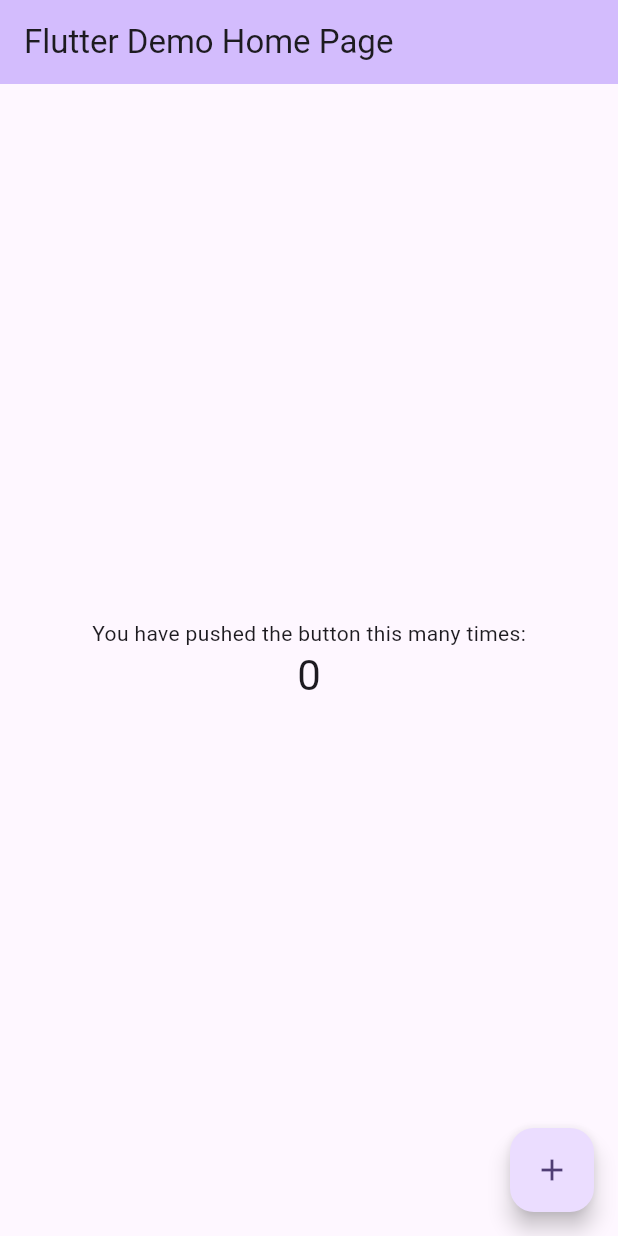
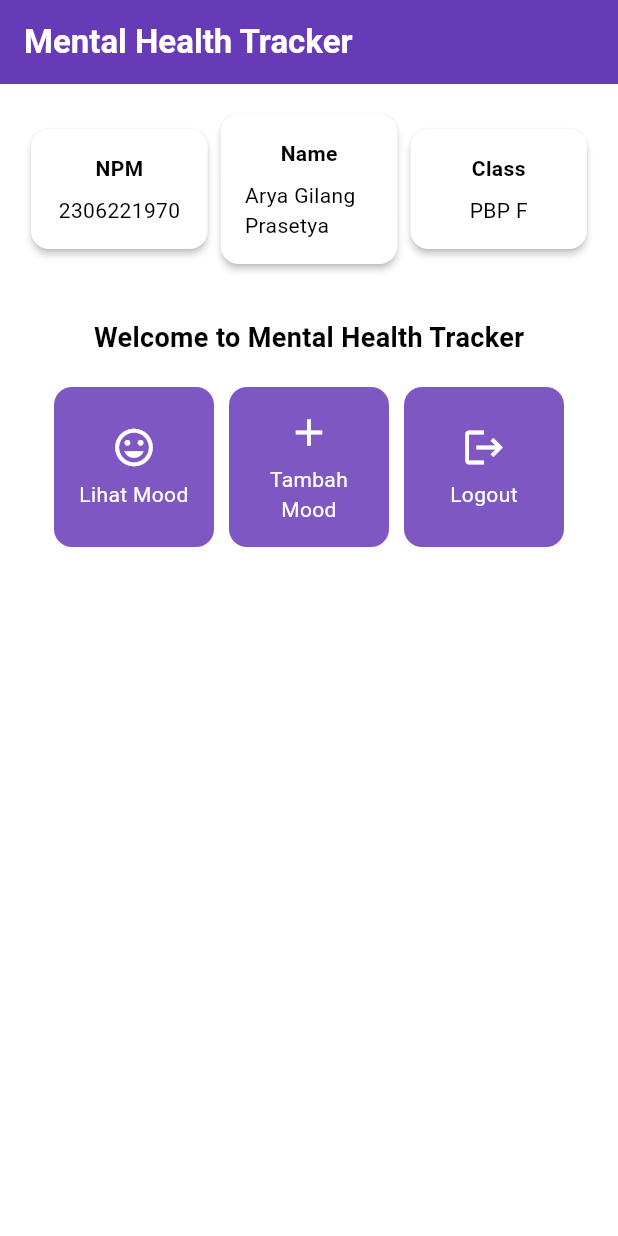
Before and after one commit to AryaGilangP/mental-health-tracker-mobile, a Flutter app: the screen it shows after launch, on a phone screen of 412 x 824 dp. Run offline on Flutter 3.47's test engine with Material 3 defaults, Android fonts, the phone set to English and light mode, and no system bars.

Commit message:
selesai tutorial 6

```diff
--- a/mental_health_tracker/lib/main.dart
+++ b/mental_health_tracker/lib/main.dart
@@ -1,4 +1,5 @@
 import 'package:flutter/material.dart';
+import 'package:mental_health_tracker/menu.dart';
 
 void main() {
   runApp(const MyApp());
@@ -7,119 +8,16 @@ void main() {
 class MyApp extends StatelessWidget {
   const MyApp({super.key});
 
-  // This widget is the root of your application.
   @override
   Widget build(BuildContext context) {
     return MaterialApp(
       title: 'Flutter Demo',
       theme: ThemeData(
-        // This is the theme of your application.
-        //
-        // TRY THIS: Try running your application with "flutter run". You'll see
-        // the application has a purple toolbar. Then, without quitting the app,
-        // try changing the seedColor in the colorScheme below to Colors.green
-        // and then invoke "hot reload" (save your changes or press the "hot
-        // reload" button in a Flutter-supported IDE, or press "r" if you used
-        // the command line to start the app).
-        //
-        // Notice that the counter didn't reset back to zero; the application
-        // state is not lost during the reload. To reset the state, use hot
-        // restart instead.
-        //
-        // This works for code too, not just values: Most code changes can be
-        // tested with just a hot reload.
-        colorScheme: ColorScheme.fromSeed(seedColor: Colors.deepPurple),
-        useMaterial3: true,
+        colorScheme: ColorScheme.fromSwatch(
+          primarySwatch: Colors.deepPurple,
+        ).copyWith(secondary: Colors.deepPurple[400]),
       ),
-      home: const MyHomePage(title: 'Flutter Demo Home Page'),
+      home: MyHomePage(),  // Menggunakan MyHomePage() tanpa const dan title
     );
   }
 }
-
-class MyHomePage extends StatefulWidget {
-  const MyHomePage({super.key, required this.title});
-
-  // This widget is the home page of your application. It is stateful, meaning
-  // that it has a State object (defined below) that contains fields that affect
-  // how it looks.
-
-  // This class is the configuration for the state. It holds the values (in this
-  // case the title) provided by the parent (in this case the App widget) and
-  // used by the build method of the State. Fields in a Widget subclass are
-  // always marked "final".
-
-  final String title;
-
-  @override
-  State<MyHomePage> createState() => _MyHomePageState();
-}
-
-class _MyHomePageState extends State<MyHomePage> {
-  int _counter = 0;
-
-  void _incrementCounter() {
-    setState(() {
-      // This call to setState tells the Flutter framework that something has
-      // changed in this State, which causes it to rerun the build method below
-      // so that the display can reflect the updated values. If we changed
-      // _counter without calling setState(), then the build method would not be
-      // called again, and so nothing would appear to happen.
-      _counter++;
-    });
-  }
-
-  @override
-  Widget build(BuildContext context) {
-    // This method is rerun every time setState is called, for instance as done
-    // by the _incrementCounter method above.
-    //
-    // The Flutter framework has been optimized to make rerunning build methods
-    // fast, so that you can just rebuild anything that needs updating rather
-    // than having to individually change instances of widgets.
-    return Scaffold(
-      appBar: AppBar(
-        // TRY THIS: Try changing the color here to a specific color (to
-        // Colors.amber, perhaps?) and trigger a hot reload to see the AppBar
-        // change color while the other colors stay the same.
-        backgroundColor: Theme.of(context).colorScheme.inversePrimary,
-        // Here we take the value from the MyHomePage object that was created by
-        // the App.build method, and use it to set our appbar title.
-        title: Text(widget.title),
-      ),
-      body: Center(
-        // Center is a layout widget. It takes a single child and positions it
-        // in the middle of the parent.
-        child: Column(
-          // Column is also a layout widget. It takes a list of children and
-          // arranges them vertically. By default, it sizes itself to fit its
-          // children horizontally, and tries to be as tall as its parent.
-          //
-          // Column has various properties to control how it sizes itself and
-          // how it positions its children. Here we use mainAxisAlignment to
-          // center the children vertically; the main axis here is the vertical
-          // axis because Columns are vertical (the cross axis would be
-          // horizontal).
-          //
-          // TRY THIS: Invoke "debug painting" (choose the "Toggle Debug Paint"
-          // action in the IDE, or press "p" in the console), to see the
-          // wireframe for each widget.
-          mainAxisAlignment: MainAxisAlignment.center,
-          children: <Widget>[
-            const Text(
-              'You have pushed the button this many times:',
-            ),
-            Text(
-              '$_counter',
-              style: Theme.of(context).textTheme.headlineMedium,
-            ),
-          ],
-        ),
-      ),
-      floatingActionButton: FloatingActionButton(
-        onPressed: _incrementCounter,
-        tooltip: 'Increment',
-        child: const Icon(Icons.add),
-      ), // This trailing comma makes auto-formatting nicer for build methods.
-    );
-  }
-}
--- /dev/null
+++ b/mental_health_tracker/lib/menu.dart
@@ -0,0 +1,186 @@
+import 'package:flutter/material.dart';
+
+class MyHomePage extends StatelessWidget {
+  final String npm = '2306221970'; // NPM
+  final String name = 'Arya Gilang Prasetya'; // Nama
+  final String className = 'PBP F'; // Kelas
+  final List<ItemHomepage> items = [
+         ItemHomepage("Lihat Mood", Icons.mood),
+         ItemHomepage("Tambah Mood", Icons.add),
+         ItemHomepage("Logout", Icons.logout),
+     ];
+  MyHomePage({super.key});
+
+  @override
+  Widget build(BuildContext context) {
+    // Scaffold menyediakan struktur dasar halaman dengan AppBar dan body.
+    return Scaffold(
+      // AppBar adalah bagian atas halaman yang menampilkan judul.
+      appBar: AppBar(
+        // Judul aplikasi "Mental Health Tracker" dengan teks putih dan tebal.
+        title: const Text(
+          'Mental Health Tracker',
+          style: TextStyle(
+            color: Colors.white,
+            fontWeight: FontWeight.bold,
+          ),
+        ),
+        // Warna latar belakang AppBar diambil dari skema warna tema aplikasi.
+        backgroundColor: Theme.of(context).colorScheme.primary,
+      ),
+      // Body halaman dengan padding di sekelilingnya.
+      body: Padding(
+        padding: const EdgeInsets.all(16.0),
+        // Menyusun widget secara vertikal dalam sebuah kolom.
+        child: Column(
+          crossAxisAlignment: CrossAxisAlignment.center,
+          children: [
+            // Row untuk menampilkan 3 InfoCard secara horizontal.
+            Row(
+              mainAxisAlignment: MainAxisAlignment.spaceEvenly,
+              children: [
+                InfoCard(title: 'NPM', content: npm),
+                InfoCard(title: 'Name', content: name),
+                InfoCard(title: 'Class', content: className),
+              ],
+            ),
+
+            // Memberikan jarak vertikal 16 unit.
+            const SizedBox(height: 16.0),
+
+            // Menempatkan widget berikutnya di tengah halaman.
+            Center(
+              child: Column(
+                // Menyusun teks dan grid item secara vertikal.
+
+                children: [
+                  // Menampilkan teks sambutan dengan gaya tebal dan ukuran 18.
+                  const Padding(
+                    padding: EdgeInsets.only(top: 16.0),
+                    child: Text(
+                      'Welcome to Mental Health Tracker',
+                      style: TextStyle(
+                        fontWeight: FontWeight.bold,
+                        fontSize: 18.0,
+                      ),
+                    ),
+                  ),
+
+                  // Grid untuk menampilkan ItemCard dalam bentuk grid 3 kolom.
+                  GridView.count(
+                    primary: true,
+                    padding: const EdgeInsets.all(20),
+                    crossAxisSpacing: 10,
+                    mainAxisSpacing: 10,
+                    crossAxisCount: 3,
+                    // Agar grid menyesuaikan tinggi kontennya.
+                    shrinkWrap: true,
+
+                    // Menampilkan ItemCard untuk setiap item dalam list items.
+                    children: items.map((ItemHomepage item) {
+                      return ItemCard(item);
+                    }).toList(),
+                  ),
+                ],
+              ),
+            ),
+          ],
+        ),
+      ),
+    );
+  }
+}
+
+class InfoCard extends StatelessWidget {
+  // Kartu informasi yang menampilkan title dan content.
+
+  final String title;  // Judul kartu.
+  final String content;  // Isi kartu.
+
+  const InfoCard({super.key, required this.title, required this.content});
+
+  @override
+  Widget build(BuildContext context) {
+    return Card(
+      // Membuat kotak kartu dengan bayangan dibawahnya.
+      elevation: 2.0,
+      child: Container(
+        // Mengatur ukuran dan jarak di dalam kartu.
+        width: MediaQuery.of(context).size.width / 3.5, // menyesuaikan dengan lebar device yang digunakan.
+        padding: const EdgeInsets.all(16.0),
+        // Menyusun title dan content secara vertikal.
+        child: Column(
+          children: [
+            Text(
+              title,
+              style: const TextStyle(fontWeight: FontWeight.bold),
+            ),
+            const SizedBox(height: 8.0),
+            Text(content),
+          ],
+        ),
+      ),
+    );
+  }
+}
+
+class ItemHomepage {
+     final String name;
+     final IconData icon;
+
+     ItemHomepage(this.name, this.icon);
+ }
+
+class ItemCard extends StatelessWidget {
+  // Menampilkan kartu dengan ikon dan nama.
+
+  final ItemHomepage item;
+
+  const ItemCard(this.item, {super.key});
+
+  @override
+  Widget build(BuildContext context) {
+    return Material(
+      // Menentukan warna latar belakang dari tema aplikasi.
+      color: Theme.of(context).colorScheme.secondary,
+      // Membuat sudut kartu melengkung.
+      borderRadius: BorderRadius.circular(12),
+
+      child: InkWell(
+        // Aksi ketika kartu ditekan.
+        onTap: () {
+          // Menampilkan pesan SnackBar saat kartu ditekan.
+          ScaffoldMessenger.of(context)
+            ..hideCurrentSnackBar()
+            ..showSnackBar(
+              SnackBar(content: Text("Kamu telah menekan tombol ${item.name}!"))
+            );
+        },
+        // Container untuk menyimpan Icon dan Text
+        child: Container(
+          padding: const EdgeInsets.all(8),
+          child: Center(
+            child: Column(
+              // Menyusun ikon dan teks di tengah kartu.
+              mainAxisAlignment: MainAxisAlignment.center,
+              children: [
+                Icon(
+                  item.icon,
+                  color: Colors.white,
+                  size: 30.0,
+                ),
+                const Padding(padding: EdgeInsets.all(3)),
+                Text(
+                  item.name,
+                  textAlign: TextAlign.center,
+                  style: const TextStyle(color: Colors.white),
+                ),
+              ],
+            ),
+          ),
+        ),
+      ),
+    );
+  }
+
+}
```
